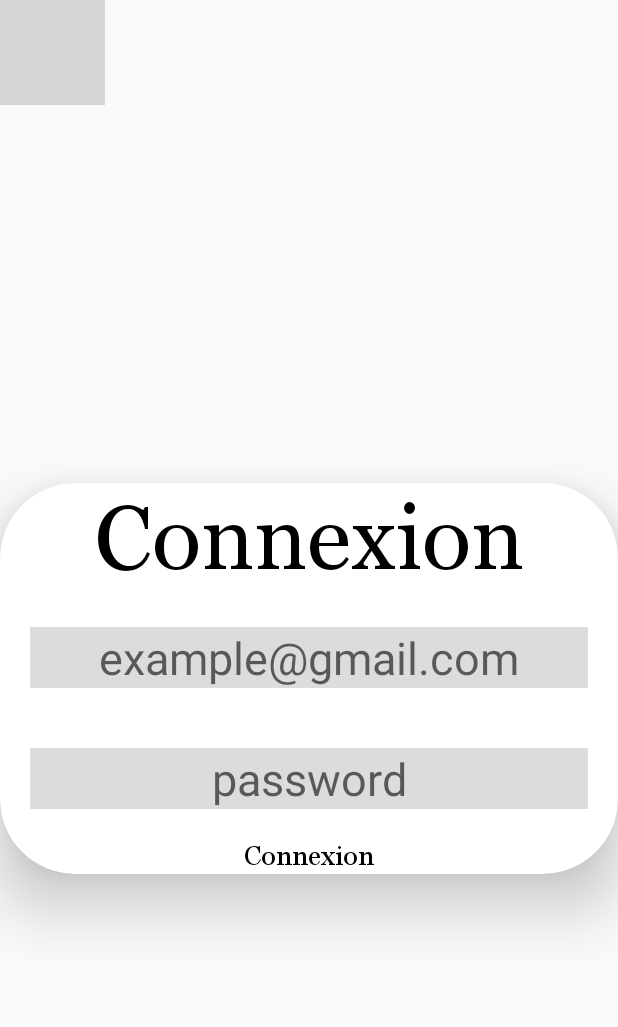
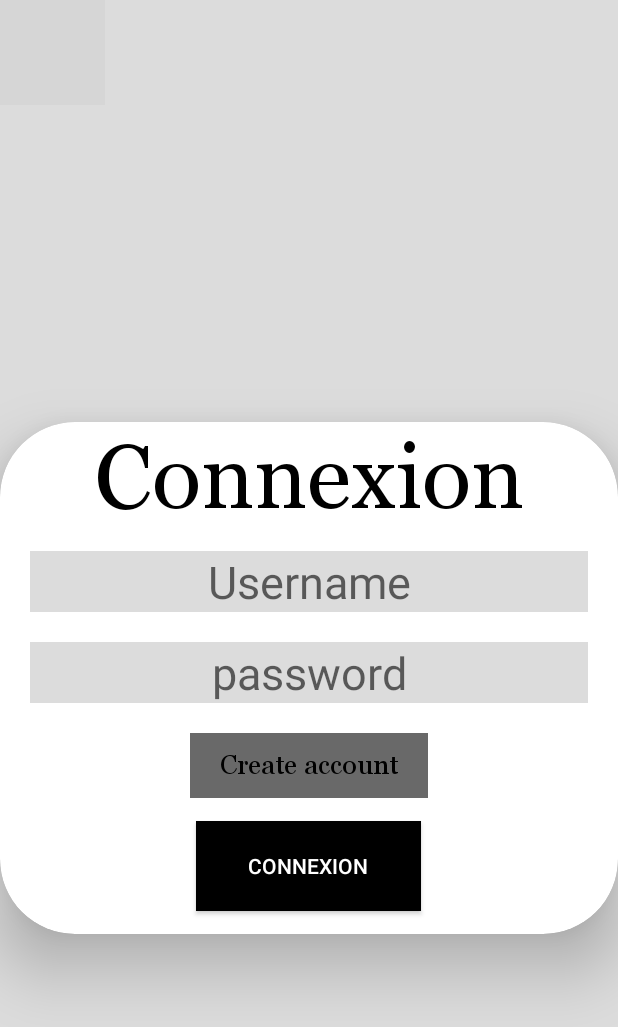
Before and after one commit to XavTo/grama, an Android app: the screen it shows after launch (SettingsActivity), after a tap on "Profile", on a phone screen of 412 x 824 dp. Shown: the top 1027 px of the screen. Run offline under Robolectric (Android 15) with nearby library versions, the phone set to English and light mode, and no system bars; grey boxes are pictures that could not be loaded.

Commit message:
[FIX] : navigation

```diff
--- a/app/src/main/java/fr/x/grama/MainActivity.kt
+++ b/app/src/main/java/fr/x/grama/MainActivity.kt
@@ -15,19 +15,38 @@ class MainActivity : AppCompatActivity() {
     override fun onCreate(savedInstanceState: Bundle?) {
         super.onCreate(savedInstanceState)
         setContentView(R.layout.activity_main)
-        val containerLoad = supportFragmentManager.beginTransaction()
-        containerLoad.replace(R.id.game_box, HomeGameFragment())
-        containerLoad.addToBackStack(null)
-        containerLoad.commit()
+        val tag = intent.extras?.getString("tag")
+        setupFragment(tag.toString())
         setupNavigation()
         setupSetting()
         setupProf()
+    }
+
+    private fun setupFragment(tag : String) {
+        val containerLoad = supportFragmentManager.beginTransaction()
+        when (tag) {
+            "Stat_Fragment" -> {
+                containerLoad.replace(R.id.game_box, StatFragment(), "Stat_Fragment")
+                findViewById<BottomNavigationView>(R.id.id_navigation).selectedItemId = R.id.id_stat_page
+            }
+            "Duel_Fragment" -> {
+                containerLoad.replace(R.id.game_box, DuelFragment(), "Duel_Fragment")
+                findViewById<BottomNavigationView>(R.id.id_navigation).selectedItemId = R.id.id_duel_page
+            }
+            else -> {
+                containerLoad.replace(R.id.game_box, HomeGameFragment(), "Home_Fragment")
+                findViewById<BottomNavigationView>(R.id.id_navigation).selectedItemId = R.id.id_home_page
+            }
+        }
+        containerLoad.addToBackStack(null)
+        containerLoad.commit()
     }
 
     private fun setupProf() {
         findViewById<ImageView>(R.id.id_prof).setOnClickListener {
             val intent = Intent(this, SettingsActivity::class.java)
             intent.putExtra("id", 0)
+            intent.putExtra("tag", findTagFragment())
             startActivity(intent)
         }
     }
@@ -36,8 +55,22 @@ class MainActivity : AppCompatActivity() {
         findViewById<ImageView>(R.id.id_param).setOnClickListener {
             val intent = Intent(this, SettingsActivity::class.java)
             intent.putExtra("id", 1)
+            intent.putExtra("tag", findTagFragment())
             startActivity(intent)
         }
+    }
+
+    private fun findTagFragment(): String {
+        var fragment: Fragment? = supportFragmentManager.findFragmentByTag("Home_Fragment")
+        if (fragment != null && fragment.isVisible)
+            return "Home_Fragment"
+        fragment = supportFragmentManager.findFragmentByTag("Stat_Fragment")
+        if (fragment != null && fragment.isVisible)
+            return "Stat_Fragment"
+        fragment = supportFragmentManager.findFragmentByTag("Duel_Fragment")
+        if (fragment != null && fragment.isVisible)
+            return "Duel_Fragment"
+        return "null"
     }
 
     private fun setupNavigation() {
@@ -45,15 +78,15 @@ class MainActivity : AppCompatActivity() {
         navigation.setOnItemSelectedListener {
             when(it.itemId) {
                 R.id.id_home_page -> {
-                    loadFragment(HomeGameFragment())
+                    loadFragment(HomeGameFragment(), "Home_Fragment")
                     return@setOnItemSelectedListener true
                 }
                 R.id.id_stat_page -> {
-                    loadFragment(StatFragment())
+                    loadFragment(StatFragment(), "Stat_Fragment")
                     return@setOnItemSelectedListener true
                 }
                 R.id.id_duel_page -> {
-                    loadFragment(DuelFragment())
+                    loadFragment(DuelFragment(), "Duel_Fragment")
                     return@setOnItemSelectedListener true
                 }
                 else -> false
@@ -61,11 +94,10 @@ class MainActivity : AppCompatActivity() {
         }
     }
 
-    private fun loadFragment(fragment: Fragment) {
+    private fun loadFragment(fragment: Fragment, tag: String) {
         val containerLoad = supportFragmentManager.beginTransaction()
-        containerLoad.replace(R.id.game_box, fragment)
+        containerLoad.replace(R.id.game_box, fragment, tag)
         containerLoad.addToBackStack(null)
         containerLoad.commit()
     }
-
 }
--- a/app/src/main/java/fr/x/grama/SettingsActivity.kt
+++ b/app/src/main/java/fr/x/grama/SettingsActivity.kt
@@ -1,31 +1,46 @@
 package fr.x.grama
 
+import android.content.ContentValues
 import android.content.Intent
 import android.os.Bundle
+import android.util.Log
 import android.widget.ImageView
+import android.widget.TextView
 import androidx.appcompat.app.AppCompatActivity
 import androidx.fragment.app.Fragment
 import fr.x.grama.fragments.ProfFragment
 import fr.x.grama.fragments.SettingFragment
 
 class SettingsActivity : AppCompatActivity() {
+    private var username: String = ""
+    private var password: String = ""
     override fun onCreate(savedInstanceState: Bundle?) {
         val extra = intent.extras
         val id = extra!!.getInt("id")
-        val homeFrag = extra!!.getInt("fragment")
+        val tagFragment = extra.getString("tag")
         super.onCreate(savedInstanceState)
         setContentView(R.layout.activity_settings)
         if (id == 1)
             loadFragment(SettingFragment())
         else
             loadFragment(ProfFragment())
-        setupCross(homeFrag)
+        setupCross(tagFragment)
     }
 
-    private fun setupCross(homeFrag: Int) {
+    private fun setupConnexion() {
+        val pseudoText = findViewById<TextView>(R.id.prof_pseudo)
+        val passwordText = findViewById<TextView>(R.id.prof_password)
+        findViewById<TextView>(R.id.prof_connexion_button).setOnClickListener {
+            username = pseudoText.toString()
+            password = passwordText.toString()
+            // requete
+        }
+    }
+
+    private fun setupCross(tagFragment: String?) {
         findViewById<ImageView>(R.id.id_cross).setOnClickListener {
             val intent = Intent(this, MainActivity::class.java)
-            intent.putExtra("fragment", homeFrag);
+            intent.putExtra("tag", tagFragment)
             startActivity(intent)
         }
     }
--- a/app/src/main/java/fr/x/grama/fragments/DuelFragment.kt
+++ b/app/src/main/java/fr/x/grama/fragments/DuelFragment.kt
@@ -9,6 +9,6 @@ import fr.x.grama.R
 
 class DuelFragment : Fragment() {
     override fun onCreateView(inflater: LayoutInflater, container: ViewGroup?, savedInstanceState: Bundle?): View? {
-        return  inflater?.inflate(R.layout.fragment_duel, container, false)
+        return  inflater.inflate(R.layout.fragment_duel, container, false)
     }
 }
--- a/app/src/main/java/fr/x/grama/fragments/HomeGameFragment.kt
+++ b/app/src/main/java/fr/x/grama/fragments/HomeGameFragment.kt
@@ -13,7 +13,7 @@ import fr.x.grama.adapter.ButtonAdapter
 class HomeGameFragment : Fragment() {
     override fun onCreateView(
         inflater: LayoutInflater, container: ViewGroup?, savedInstanceState: Bundle?): View? {
-        val view = inflater?.inflate(R.layout.fragment_game_home, container, false)
+        val view = inflater.inflate(R.layout.fragment_game_home, container, false)
         val listGame = arrayListOf<GameModel>()
         listGame.add(GameModel("Ortographe"))
         listGame.add(GameModel("Grammaire"))
--- a/app/src/main/java/fr/x/grama/fragments/ProfFragment.kt
+++ b/app/src/main/java/fr/x/grama/fragments/ProfFragment.kt
@@ -9,6 +9,6 @@ import fr.x.grama.R
 
 class ProfFragment : Fragment() {
     override fun onCreateView(inflater: LayoutInflater, container: ViewGroup?, savedInstanceState: Bundle?): View? {
-        return  inflater?.inflate(R.layout.fragment_profil, container, false)
+        return  inflater.inflate(R.layout.fragment_profil, container, false)
     }
 }
--- a/app/src/main/java/fr/x/grama/fragments/SettingFragment.kt
+++ b/app/src/main/java/fr/x/grama/fragments/SettingFragment.kt
@@ -9,6 +9,6 @@ import fr.x.grama.R
 
 class SettingFragment : Fragment() {
     override fun onCreateView(inflater: LayoutInflater, container: ViewGroup?, savedInstanceState: Bundle?): View? {
-        return  inflater?.inflate(R.layout.fragment_setting, container, false)
+        return  inflater.inflate(R.layout.fragment_setting, container, false)
     }
 }
--- a/app/src/main/java/fr/x/grama/fragments/StatFragment.kt
+++ b/app/src/main/java/fr/x/grama/fragments/StatFragment.kt
@@ -9,6 +9,6 @@ import fr.x.grama.R
 
 class StatFragment : Fragment() {
     override fun onCreateView(inflater: LayoutInflater, container: ViewGroup?, savedInstanceState: Bundle?): View? {
-        return  inflater?.inflate(R.layout.fragment_stat, container, false)
+        return  inflater.inflate(R.layout.fragment_stat, container, false)
     }
 }
--- a/app/src/main/res/layout/activity_main.xml
+++ b/app/src/main/res/layout/activity_main.xml
@@ -5,6 +5,7 @@
     android:id="@+id/id_home_page"
     android:layout_width="match_parent"
     android:layout_height="match_parent"
+    android:background="@color/light_grey"
     tools:context=".MainActivity">
 
     <TextView
--- a/app/src/main/res/layout/activity_settings.xml
+++ b/app/src/main/res/layout/activity_settings.xml
@@ -4,6 +4,7 @@
     xmlns:tools="http://schemas.android.com/tools"
     android:layout_width="match_parent"
     android:layout_height="match_parent"
+    android:background="@color/light_grey"
     tools:context=".SettingsActivity">
 
     <ImageView
--- a/app/src/main/res/layout/fragment_duel.xml
+++ b/app/src/main/res/layout/fragment_duel.xml
@@ -1,12 +1,14 @@
 <?xml version="1.0" encoding="utf-8"?>
 <androidx.constraintlayout.widget.ConstraintLayout xmlns:android="http://schemas.android.com/apk/res/android"
     android:layout_width="match_parent"
-    android:layout_height="match_parent">
+    android:layout_height="match_parent"
+    android:background="@color/light_grey">
 
     <ImageView
         android:layout_width="match_parent"
         android:layout_height="match_parent"
-        android:src="@drawable/ic_duel">
+        android:src="@drawable/ic_duel"
+        android:contentDescription="@string/desc_duel">
     </ImageView>
 
 </androidx.constraintlayout.widget.ConstraintLayout>
--- a/app/src/main/res/layout/fragment_profil.xml
+++ b/app/src/main/res/layout/fragment_profil.xml
@@ -2,6 +2,7 @@
 <androidx.constraintlayout.widget.ConstraintLayout xmlns:android="http://schemas.android.com/apk/res/android"
     android:layout_width="match_parent"
     android:layout_height="match_parent"
+    android:background="@color/light_grey"
     xmlns:app="http://schemas.android.com/apk/res-auto">
 
     <androidx.cardview.widget.CardView
@@ -36,15 +37,15 @@
                 style="@style/RedTextStyle">
             </TextView>
             <EditText
-                android:id="@+id/prof_email"
+                android:id="@+id/prof_pseudo"
                 android:layout_width="match_parent"
                 android:layout_height="match_parent"
                 android:background="@color/light_grey"
-                android:hint="@string/email"
+                android:hint="@string/pseudo"
                 android:textSize="30sp"
                 android:gravity="center"
-                android:layout_gravity="center"
-                android:layout_marginVertical="20dp"
+                android:layout_marginTop="10dp"
+                android:layout_marginBottom="20dp"
                 android:layout_marginHorizontal="20dp"
                 android:autofillHints=" "
                 android:inputType="textEmailAddress">
@@ -57,19 +58,33 @@
                 android:hint="@string/password"
                 android:textSize="30sp"
                 android:gravity="center"
-                android:layout_gravity="center"
-                android:layout_marginVertical="20dp"
+                android:layout_marginBottom="20dp"
                 android:layout_marginHorizontal="20dp"
                 android:autofillHints=" "
                 android:inputType="textPassword">
             </EditText>
             <TextView
+                android:id="@+id/prof_create_account"
                 style="@style/DefaultTextStyle"
-                android:layout_width="match_parent"
+                android:layout_width="wrap_content"
                 android:layout_height="match_parent"
-                android:gravity="center"
-                android:text="@string/connexion">
+                android:layout_gravity="center"
+                android:text="@string/create_account"
+                android:background="@color/dark_grey"
+                android:paddingHorizontal="20dp"
+                android:paddingVertical="10dp"
+                android:layout_marginBottom="15dp">
             </TextView>
+            <Button
+                android:id="@+id/prof_connexion_button"
+                android:layout_width="150dp"
+                android:layout_height="60dp"
+                android:background="@color/black"
+                android:text="@string/connexion"
+                android:textColor="@color/white"
+                android:layout_gravity="center"
+                android:layout_marginBottom="15dp">
+            </Button>
         </LinearLayout>
     </androidx.cardview.widget.CardView>
 
--- a/app/src/main/res/layout/fragment_setting.xml
+++ b/app/src/main/res/layout/fragment_setting.xml
@@ -2,6 +2,7 @@
 <androidx.constraintlayout.widget.ConstraintLayout xmlns:android="http://schemas.android.com/apk/res/android"
     android:layout_width="match_parent"
     android:layout_height="match_parent"
+    android:background="@color/light_grey"
     xmlns:app="http://schemas.android.com/apk/res-auto">
 
     <ImageView
--- a/app/src/main/res/layout/fragment_stat.xml
+++ b/app/src/main/res/layout/fragment_stat.xml
@@ -1,11 +1,13 @@
 <?xml version="1.0" encoding="utf-8"?>
 <androidx.constraintlayout.widget.ConstraintLayout xmlns:android="http://schemas.android.com/apk/res/android"
     android:layout_width="match_parent"
-    android:layout_height="match_parent">
+    android:layout_height="match_parent"
+    android:background="@color/light_grey">
 
     <ImageView
         android:layout_width="match_parent"
         android:layout_height="match_parent"
-        android:src="@drawable/ic_stat">
+        android:src="@drawable/ic_stat"
+        android:contentDescription="@string/desc_stat">
     </ImageView>
 </androidx.constraintlayout.widget.ConstraintLayout>
--- a/app/src/main/res/layout/item_game_home.xml
+++ b/app/src/main/res/layout/item_game_home.xml
@@ -1,10 +1,10 @@
 <?xml version="1.0" encoding="utf-8"?>
 <LinearLayout xmlns:android="http://schemas.android.com/apk/res/android"
-    xmlns:app="http://schemas.android.com/apk/res-auto"
     android:orientation="vertical"
     android:layout_width="match_parent"
     android:layout_height="wrap_content"
-    android:gravity="center">
+    android:gravity="center"
+    android:background="@color/light_grey">
 
     <TextView
         android:id="@+id/text_item"
--- a/app/src/main/res/values/colors.xml
+++ b/app/src/main/res/values/colors.xml
@@ -9,4 +9,5 @@
     <color name="white">#FFFFFFFF</color>
     <color name="dark_red">#8B0000</color>
     <color name="light_grey">#DCDCDC</color>
+    <color name="dark_grey">#696969</color>
 </resources>
--- a/app/src/main/res/values/strings.xml
+++ b/app/src/main/res/values/strings.xml
@@ -6,8 +6,9 @@
     <string name="home_page_game_3">Conjugaison</string>
     <!-- String Profile -->
     <string name="connexion">Connexion</string>
+    <string name="create_account">Create account</string>
     <string name="error">Bad email or password</string>
-    <string name="email">example@gmail.com</string>
+    <string name="pseudo">Username</string>
     <string name="password">password</string>
     <!-- String Description -->
     <string name="desc_grama">Grama</string>
```
Also changed, not shown: app/build.gradle (+4 -4 lines).
